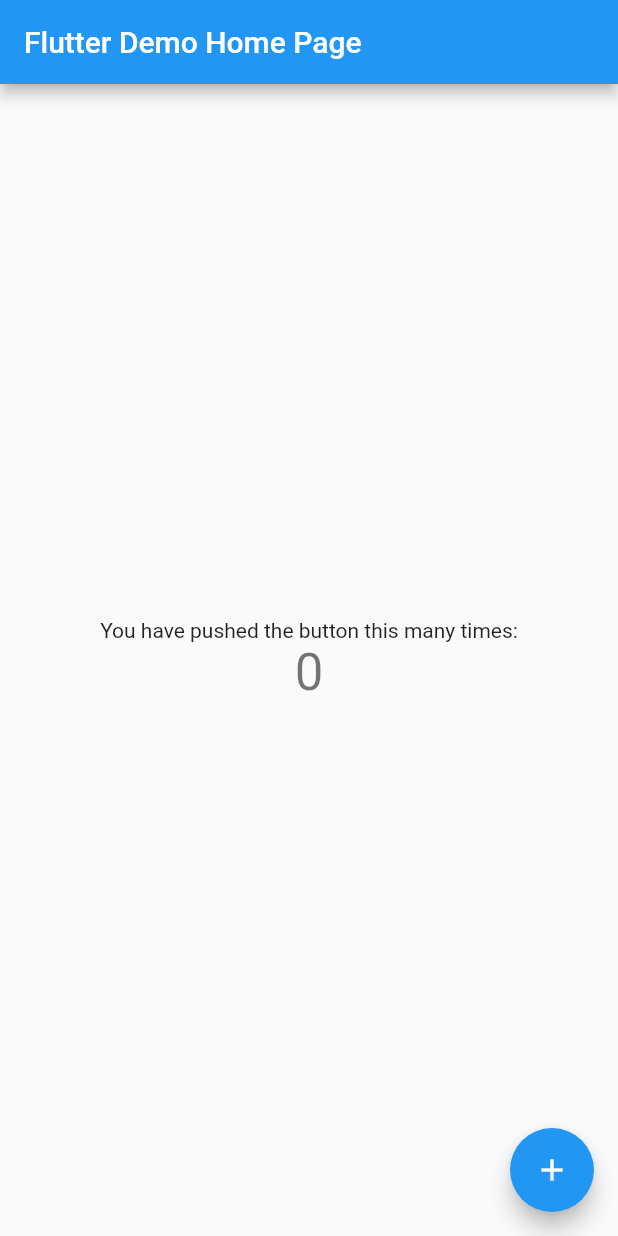
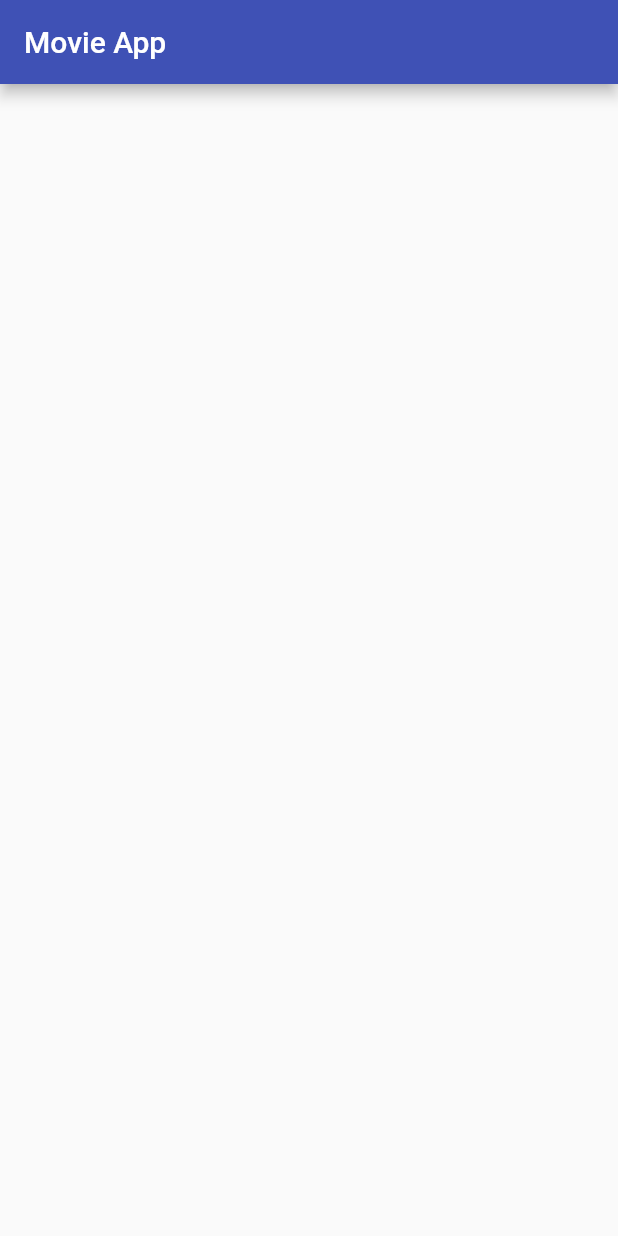
Before and after one commit to cahyoardhi/second_flutter, a Flutter app: the screen it shows after launch, on a phone screen of 412 x 824 dp. Run offline on Flutter 3.47's test engine with Material 2 defaults, Android fonts, the phone set to English and light mode, and no system bars.

Commit message:
Create Widget, title, body  and add cached_network_image

```diff
--- a/lib/main.dart
+++ b/lib/main.dart
@@ -1,111 +1,32 @@
 import 'package:flutter/material.dart';
 
-void main() => runApp(MyApp());
+void main() => runApp(MovieApp());
 
-class MyApp extends StatelessWidget {
-  // This widget is the root of your application.
+class MovieApp extends StatelessWidget {
   @override
   Widget build(BuildContext context) {
     return MaterialApp(
-      title: 'Flutter Demo',
+      title: 'Movie App',
       theme: ThemeData(
-        // This is the theme of your application.
-        //
-        // Try running your application with "flutter run". You'll see the
-        // application has a blue toolbar. Then, without quitting the app, try
-        // changing the primarySwatch below to Colors.green and then invoke
-        // "hot reload" (press "r" in the console where you ran "flutter run",
-        // or simply save your changes to "hot reload" in a Flutter IDE).
-        // Notice that the counter didn't reset back to zero; the application
-        // is not restarted.
-        primarySwatch: Colors.blue,
+        primarySwatch: Colors.indigo,
       ),
-      home: MyHomePage(title: 'Flutter Demo Home Page'),
+      home: Home(),
     );
   }
 }
 
-class MyHomePage extends StatefulWidget {
-  MyHomePage({Key key, this.title}) : super(key: key);
-
-  // This widget is the home page of your application. It is stateful, meaning
-  // that it has a State object (defined below) that contains fields that affect
-  // how it looks.
-
-  // This class is the configuration for the state. It holds the values (in this
-  // case the title) provided by the parent (in this case the App widget) and
-  // used by the build method of the State. Fields in a Widget subclass are
-  // always marked "final".
-
-  final String title;
-
-  @override
-  _MyHomePageState createState() => _MyHomePageState();
-}
-
-class _MyHomePageState extends State<MyHomePage> {
-  int _counter = 0;
-
-  void _incrementCounter() {
-    setState(() {
-      // This call to setState tells the Flutter framework that something has
-      // changed in this State, which causes it to rerun the build method below
-      // so that the display can reflect the updated values. If we changed
-      // _counter without calling setState(), then the build method would not be
-      // called again, and so nothing would appear to happen.
-      _counter++;
-    });
-  }
-
+class Home extends StatelessWidget {
   @override
   Widget build(BuildContext context) {
-    // This method is rerun every time setState is called, for instance as done
-    // by the _incrementCounter method above.
-    //
-    // The Flutter framework has been optimized to make rerunning build methods
-    // fast, so that you can just rebuild anything that needs updating rather
-    // than having to individually change instances of widgets.
     return Scaffold(
       appBar: AppBar(
-        // Here we take the value from the MyHomePage object that was created by
-        // the App.build method, and use it to set our appbar title.
-        title: Text(widget.title),
+        title: Text('Movie App'),
       ),
-      body: Center(
-        // Center is a layout widget. It takes a single child and positions it
-        // in the middle of the parent.
-        child: Column(
-          // Column is also a layout widget. It takes a list of children and
-          // arranges them vertically. By default, it sizes itself to fit its
-          // children horizontally, and tries to be as tall as its parent.
-          //
-          // Invoke "debug painting" (press "p" in the console, choose the
-          // "Toggle Debug Paint" action from the Flutter Inspector in Android
-          // Studio, or the "Toggle Debug Paint" command in Visual Studio Code)
-          // to see the wireframe for each widget.
-          //
-          // Column has various properties to control how it sizes itself and
-          // how it positions its children. Here we use mainAxisAlignment to
-          // center the children vertically; the main axis here is the vertical
-          // axis because Columns are vertical (the cross axis would be
-          // horizontal).
-          mainAxisAlignment: MainAxisAlignment.center,
-          children: <Widget>[
-            Text(
-              'You have pushed the button this many times:',
-            ),
-            Text(
-              '$_counter',
-              style: Theme.of(context).textTheme.display1,
-            ),
-          ],
+      body: Container(
+        child: Row(
+          children: <Widget>[],
         ),
       ),
-      floatingActionButton: FloatingActionButton(
-        onPressed: _incrementCounter,
-        tooltip: 'Increment',
-        child: Icon(Icons.add),
-      ), // This trailing comma makes auto-formatting nicer for build methods.
     );
   }
 }
--- a/pubspec.yaml
+++ b/pubspec.yaml
@@ -23,6 +23,8 @@ dependencies:
   # The following adds the Cupertino Icons font to your application.
   # Use with the CupertinoIcons class for iOS style icons.
   cupertino_icons: ^0.1.2
+
+  cached_network_image:
 
 dev_dependencies:
   flutter_test:
```
Also changed, not shown: pubspec.lock.
